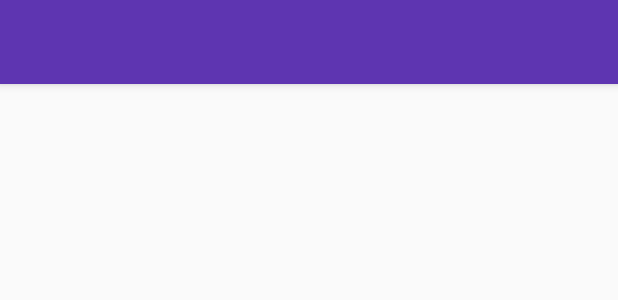
After one commit to ImtiazDipto01/RemindYou, an Android app: the layout activity_reminder.xml on its own in the app's theme, with its tools: preview values and no code run, on a phone screen of 412 x 824 dp. The commit adds this screen. Shown: the top 300 px of the screen. Run offline under Robolectric (Android 15) with nearby library versions, the phone set to English and light mode, and no system bars.

Commit message:
ADD- AddnewReminder fragment and ReminderActivity and onclick FAB in HomeActivity

```diff
--- a/app/build.gradle
+++ b/app/build.gradle
@@ -23,6 +23,8 @@ dependencies {
     implementation 'com.android.support:appcompat-v7:26.1.0'
     implementation 'com.android.support.constraint:constraint-layout:1.0.2'
     implementation 'com.android.support:design:26.1.0'
+    compile 'com.jakewharton:butterknife:8.8.1'
+    annotationProcessor 'com.jakewharton:butterknife-compiler:8.8.1'
     testImplementation 'junit:junit:4.12'
     androidTestImplementation 'com.android.support.test:runner:1.0.1'
     androidTestImplementation 'com.android.support.test.espresso:espresso-core:3.0.1'
--- a/app/src/main/AndroidManifest.xml
+++ b/app/src/main/AndroidManifest.xml
@@ -16,6 +16,11 @@
                 <category android:name="android.intent.category.LAUNCHER" />
             </intent-filter>
         </activity>
+
+
+        <activity android:name=".activities.ReminderActivity"
+            android:theme="@style/AppTheme.NoActionBar"
+            android:label="@string/app_name"></activity>
     </application>
 
 </manifest>
--- /dev/null
+++ b/app/src/main/res/layout/activity_reminder.xml
@@ -0,0 +1,15 @@
+<?xml version="1.0" encoding="utf-8"?>
+<LinearLayout
+    xmlns:android="http://schemas.android.com/apk/res/android" android:layout_width="match_parent"
+    android:layout_height="match_parent"
+    android:orientation="vertical">
+
+    <include layout="@layout/toolbar"></include>
+
+    <FrameLayout
+        android:id="@+id/reminder_framelayout"
+        android:layout_width="match_parent"
+        android:layout_height="match_parent">
+    </FrameLayout>
+
+</LinearLayout>
--- a/app/src/main/res/values/colors.xml
+++ b/app/src/main/res/values/colors.xml
@@ -4,4 +4,5 @@
     <color name="colorPrimaryDark">#5E35B1</color>
     <color name="colorAccent">#5E35B1</color>
     <color name="nav_drawer_background">#FFFFFF</color>
+    <color name="black">#000000</color>
 </resources>
```
Also changed, not shown: app/src/main/java/com/example/dipto/remindyou/activities/HomeActivity.java (+30 -1 lines), app/src/main/java/com/example/dipto/remindyou/activities/ReminderActivity.java (added, +60 -0 lines), app/src/main/java/com/example/dipto/remindyou/fragments/AddNewReminderFragment.java (added, +29 -0 lines), app/src/main/java/com/example/dipto/remindyou/models/HomeToRemiderModel.java (added, +33 -0 lines), app/src/main/res/layout/fragment_add_new_reminder.xml (added, +12 -0 lines).
